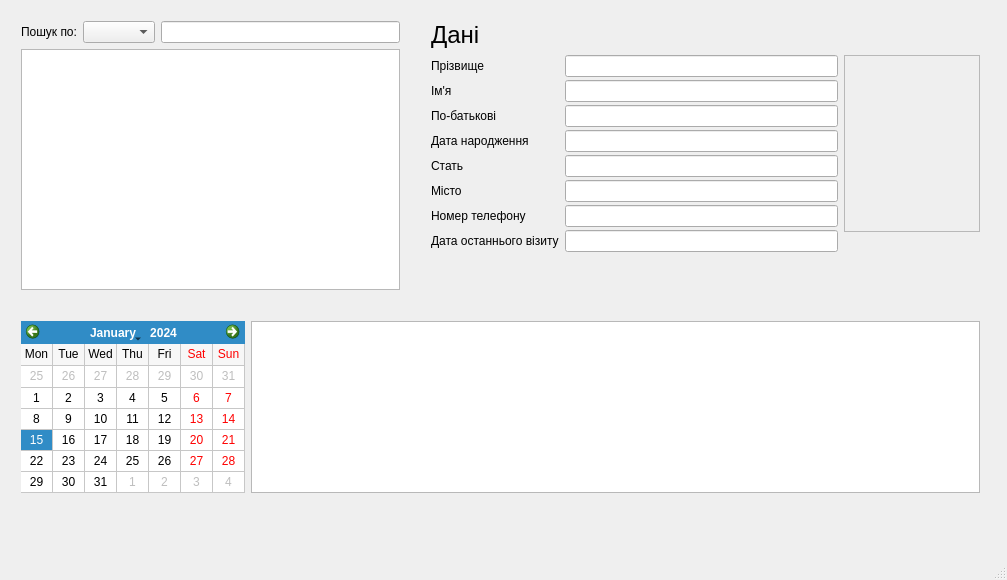
First picture: the form in mainwindow.ui, repository moz6go/NesterDentalClinic, before the edit.
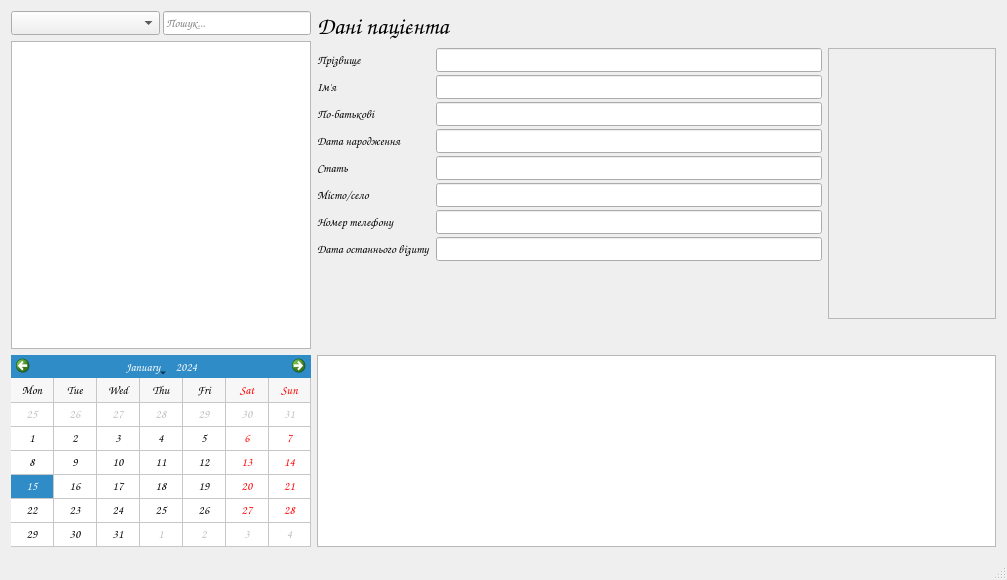
Second picture: the form after the edit. Icons and pictures are not drawn.

```diff
--- a/mainwindow.ui
+++ b/mainwindow.ui
@@ -16,6 +16,11 @@
     <height>580</height>
    </size>
   </property>
+  <property name="font">
+   <font>
+    <family>Comic Sans MS</family>
+   </font>
+  </property>
   <property name="windowTitle">
    <string>MainWindow</string>
   </property>
@@ -26,91 +31,110 @@
    <string/>
   </property>
   <widget class="QWidget" name="centralWidget">
-   <widget class="QWidget" name="">
-    <property name="geometry">
-     <rect>
-      <x>10</x>
-      <y>310</y>
-      <width>981</width>
-      <height>194</height>
-     </rect>
-    </property>
-    <layout class="QHBoxLayout" name="horizontalLayout_2">
+   <layout class="QGridLayout" name="gridLayout">
+    <item row="0" column="0">
+     <layout class="QHBoxLayout" name="horizontalLayout_5">
      <item>
-      <widget class="QCalendarWidget" name="calendarWidget">
-       <property name="sizePolicy">
-        <sizepolicy hsizetype="Fixed" vsizetype="Preferred">
-         <horstretch>0</horstretch>
-         <verstretch>0</verstretch>
-        </sizepolicy>
-       </property>
-       <property name="gridVisible">
-        <bool>true</bool>
-       </property>
-       <property name="horizontalHeaderFormat">
-        <enum>QCalendarWidget::ShortDayNames</enum>
-       </property>
-       <property name="verticalHeaderFormat">
-        <enum>QCalendarWidget::NoVerticalHeader</enum>
-       </property>
-      </widget>
-     </item>
-     <item>
-      <widget class="QTextBrowser" name="textBrowser"/>
-     </item>
-    </layout>
-   </widget>
-   <widget class="QWidget" name="">
-    <property name="geometry">
-     <rect>
-      <x>10</x>
-      <y>10</y>
-      <width>401</width>
-      <height>291</height>
-     </rect>
-    </property>
     <layout class="QVBoxLayout" name="verticalLayout_2">
      <item>
       <layout class="QHBoxLayout" name="horizontalLayout">
+          <property name="spacing">
+           <number>3</number>
+          </property>
        <item>
-        <widget class="QLabel" name="search_lbl">
-         <property name="text">
-          <string>Пошук по:</string>
-         </property>
+           <widget class="QComboBox" name="search_cb">
+            <property name="sizePolicy">
+             <sizepolicy hsizetype="Minimum" vsizetype="Fixed">
+              <horstretch>0</horstretch>
+              <verstretch>0</verstretch>
+             </sizepolicy>
+            </property>
+            <property name="minimumSize">
+             <size>
+              <width>0</width>
+              <height>0</height>
+             </size>
+            </property>
+            <property name="font">
+             <font>
+              <family>Comic Sans MS</family>
+             </font>
+            </property>
         </widget>
        </item>
        <item>
-        <widget class="QComboBox" name="search_combo"/>
-       </item>
-       <item>
-        <widget class="QLineEdit" name="search_line"/>
-       </item>
+           <widget class="QLineEdit" name="search_le">
+            <property name="sizePolicy">
+             <sizepolicy hsizetype="Minimum" vsizetype="Fixed">
+              <horstretch>0</horstretch>
+              <verstretch>0</verstretch>
+             </sizepolicy>
+            </property>
+            <property name="minimumSize">
+             <size>
+              <width>0</width>
+              <height>0</height>
+             </size>
+            </property>
+            <property name="font">
+             <font>
+              <family>Comic Sans MS</family>
+             </font>
+            </property>
+            <property name="placeholderText">
+             <string>Пошук...</string>
+            </property>
+           </widget>
+          </item>
       </layout>
      </item>
      <item>
-      <widget class="QTableView" name="tableView"/>
-     </item>
-    </layout>
-   </widget>
-   <widget class="QWidget" name="">
-    <property name="geometry">
-     <rect>
-      <x>420</x>
-      <y>10</y>
-      <width>571</width>
-      <height>261</height>
-     </rect>
-    </property>
+         <widget class="QTableView" name="patients_table">
+          <property name="sizePolicy">
+           <sizepolicy hsizetype="Fixed" vsizetype="Expanding">
+            <horstretch>0</horstretch>
+            <verstretch>0</verstretch>
+           </sizepolicy>
+          </property>
+          <property name="minimumSize">
+           <size>
+            <width>300</width>
+            <height>0</height>
+           </size>
+          </property>
+          <property name="maximumSize">
+           <size>
+            <width>300</width>
+            <height>16777215</height>
+           </size>
+          </property>
+          <property name="font">
+           <font>
+            <family>Comic Sans MS</family>
+           </font>
+          </property>
+         </widget>
+        </item>
+       </layout>
+      </item>
+      <item>
     <layout class="QVBoxLayout" name="verticalLayout_3">
      <item>
       <widget class="QLabel" name="label_9">
+          <property name="sizePolicy">
+           <sizepolicy hsizetype="Expanding" vsizetype="Preferred">
+            <horstretch>0</horstretch>
+            <verstretch>0</verstretch>
+           </sizepolicy>
+          </property>
        <property name="font">
         <font>
+            <family>Comic Sans MS</family>
          <pointsize>18</pointsize>
         </font>
        </property>
        <property name="text">
-        <string>Дані</string>
+           <string>Дані пацієнта</string>
        </property>
       </widget>
      </item>
@@ -123,76 +147,179 @@
          </property>
          <item row="0" column="0">
           <widget class="QLabel" name="label">
+              <property name="font">
+               <font>
+                <family>Comic Sans MS</family>
+               </font>
+              </property>
            <property name="text">
             <string>Прізвище</string>
            </property>
           </widget>
          </item>
          <item row="0" column="1">
-          <widget class="QLineEdit" name="lineEdit"/>
+             <widget class="QLineEdit" name="surname_le">
+              <property name="font">
+               <font>
+                <family>Comic Sans MS</family>
+               </font>
+              </property>
+              <property name="readOnly">
+               <bool>true</bool>
+              </property>
+             </widget>
          </item>
          <item row="1" column="0">
           <widget class="QLabel" name="label_3">
+              <property name="font">
+               <font>
+                <family>Comic Sans MS</family>
+               </font>
+              </property>
            <property name="text">
             <string>Ім'я</string>
            </property>
           </widget>
          </item>
          <item row="1" column="1">
-          <widget class="QLineEdit" name="lineEdit_2"/>
+             <widget class="QLineEdit" name="name_le">
+              <property name="font">
+               <font>
+                <family>Comic Sans MS</family>
+               </font>
+              </property>
+              <property name="readOnly">
+               <bool>true</bool>
+              </property>
+             </widget>
          </item>
          <item row="2" column="0">
           <widget class="QLabel" name="label_2">
+              <property name="font">
+               <font>
+                <family>Comic Sans MS</family>
+               </font>
+              </property>
            <property name="text">
             <string>По-батькові</string>
            </property>
           </widget>
          </item>
          <item row="2" column="1">
-          <widget class="QLineEdit" name="lineEdit_3"/>
+             <widget class="QLineEdit" name="f_name_le">
+              <property name="font">
+               <font>
+                <family>Comic Sans MS</family>
+               </font>
+              </property>
+              <property name="readOnly">
+               <bool>true</bool>
+              </property>
+             </widget>
          </item>
          <item row="3" column="0">
           <widget class="QLabel" name="label_4">
+              <property name="font">
+               <font>
+                <family>Comic Sans MS</family>
+               </font>
+              </property>
            <property name="text">
             <string>Дата народження</string>
            </property>
           </widget>
          </item>
          <item row="3" column="1">
-          <widget class="QLineEdit" name="lineEdit_4"/>
+             <widget class="QLineEdit" name="b_date_le">
+              <property name="font">
+               <font>
+                <family>Comic Sans MS</family>
+               </font>
+              </property>
+              <property name="readOnly">
+               <bool>true</bool>
+              </property>
+             </widget>
          </item>
          <item row="4" column="0">
           <widget class="QLabel" name="label_5">
+              <property name="font">
+               <font>
+                <family>Comic Sans MS</family>
+               </font>
+              </property>
            <property name="text">
             <string>Стать</string>
            </property>
           </widget>
          </item>
          <item row="4" column="1">
-          <widget class="QLineEdit" name="lineEdit_5"/>
+             <widget class="QLineEdit" name="sex_le">
+              <property name="font">
+               <font>
+                <family>Comic Sans MS</family>
+               </font>
+              </property>
+              <property name="readOnly">
+               <bool>true</bool>
+              </property>
+             </widget>
          </item>
          <item row="5" column="0">
           <widget class="QLabel" name="label_6">
+              <property name="font">
+               <font>
+                <family>Comic Sans MS</family>
+               </font>
+              </property>
            <property name="text">
-            <string>Місто</string>
+               <string>Місто/село</string>
            </property>
           </widget>
          </item>
          <item row="5" column="1">
-          <widget class="QLineEdit" name="lineEdit_6"/>
+             <widget class="QLineEdit" name="city_le">
+              <property name="font">
+               <font>
+                <family>Comic Sans MS</family>
+               </font>
+              </property>
+              <property name="readOnly">
+               <bool>true</bool>
+              </property>
+             </widget>
          </item>
          <item row="6" column="0">
           <widget class="QLabel" name="label_8">
+              <property name="font">
+               <font>
+                <family>Comic Sans MS</family>
+               </font>
+              </property>
            <property name="text">
             <string>Номер телефону</string>
            </property>
           </widget>
          </item>
          <item row="6" column="1">
-          <widget class="QLineEdit" name="lineEdit_7"/>
+             <widget class="QLineEdit" name="tel_number_le">
+              <property name="font">
+               <font>
+                <family>Comic Sans MS</family>
+               </font>
+              </property>
+              <property name="readOnly">
+               <bool>true</bool>
+              </property>
+             </widget>
          </item>
          <item row="7" column="0">
           <widget class="QLabel" name="label_10">
+              <property name="font">
+               <font>
+                <family>Comic Sans MS</family>
+               </font>
+              </property>
            <property name="text">
             <string>Дата останнього візиту</string>
            </property>
@@ -206,6 +333,14 @@
              <verstretch>0</verstretch>
             </sizepolicy>
            </property>
+              <property name="font">
+               <font>
+                <family>Comic Sans MS</family>
+               </font>
+              </property>
+              <property name="readOnly">
+               <bool>true</bool>
+              </property>
           </widget>
          </item>
         </layout>
@@ -220,6 +355,11 @@
              <verstretch>0</verstretch>
             </sizepolicy>
            </property>
+              <property name="font">
+               <font>
+                <family>Comic Sans MS</family>
+               </font>
+              </property>
            <property name="frameShape">
             <enum>QFrame::StyledPanel</enum>
            </property>
@@ -243,7 +383,12 @@
             <number>0</number>
            </property>
            <item>
-            <widget class="QPushButton" name="pushButton">
+               <widget class="QPushButton" name="visit_journal_pb">
+                <property name="font">
+                 <font>
+                  <family>Comic Sans MS</family>
+                 </font>
+                </property>
              <property name="toolTip">
               <string>Журнал відвідувань</string>
              </property>
@@ -272,7 +417,12 @@
             </widget>
            </item>
            <item>
-            <widget class="QPushButton" name="pushButton_2">
+               <widget class="QPushButton" name="toot_card_pb">
+                <property name="font">
+                 <font>
+                  <family>Comic Sans MS</family>
+                 </font>
+                </property>
              <property name="toolTip">
               <string>Зубна картка</string>
              </property>
@@ -301,7 +451,12 @@
             </widget>
            </item>
            <item>
-            <widget class="QPushButton" name="pushButton_3">
+               <widget class="QPushButton" name="edit_client_pb">
+                <property name="font">
+                 <font>
+                  <family>Comic Sans MS</family>
+                 </font>
+                </property>
              <property name="toolTip">
               <string>Редагувати дані пацієнта</string>
              </property>
@@ -331,6 +486,11 @@
            </item>
            <item>
             <spacer name="horizontalSpacer">
+                <property name="font">
+                 <font>
+                  <family>Comic Sans MS</family>
+                 </font>
+                </property>
              <property name="orientation">
               <enum>Qt::Horizontal</enum>
              </property>
@@ -349,17 +509,72 @@
       </layout>
      </item>
     </layout>
-   </widget>
-   <zorder>layoutWidget</zorder>
-   <zorder>layoutWidget</zorder>
-   <zorder>calendarWidget</zorder>
-   <zorder>textBrowser</zorder>
-   <zorder>label_7</zorder>
-   <zorder>label_9</zorder>
-   <zorder>pushButton</zorder>
-   <zorder>pushButton_2</zorder>
-   <zorder>tableView</zorder>
-   <zorder>pushButton_3</zorder>
+      </item>
+     </layout>
+    </item>
+    <item row="1" column="0">
+     <layout class="QHBoxLayout" name="horizontalLayout_2">
+      <item>
+       <widget class="QCalendarWidget" name="calendar">
+        <property name="sizePolicy">
+         <sizepolicy hsizetype="Fixed" vsizetype="Fixed">
+          <horstretch>0</horstretch>
+          <verstretch>0</verstretch>
+         </sizepolicy>
+        </property>
+        <property name="minimumSize">
+         <size>
+          <width>300</width>
+          <height>192</height>
+         </size>
+        </property>
+        <property name="maximumSize">
+         <size>
+          <width>300</width>
+          <height>192</height>
+         </size>
+        </property>
+        <property name="font">
+         <font>
+          <family>Comic Sans MS</family>
+         </font>
+        </property>
+        <property name="gridVisible">
+         <bool>true</bool>
+        </property>
+        <property name="horizontalHeaderFormat">
+         <enum>QCalendarWidget::ShortDayNames</enum>
+        </property>
+        <property name="verticalHeaderFormat">
+         <enum>QCalendarWidget::NoVerticalHeader</enum>
+        </property>
+       </widget>
+      </item>
+      <item>
+       <widget class="QTableWidget" name="events_table">
+        <property name="sizePolicy">
+         <sizepolicy hsizetype="Expanding" vsizetype="Fixed">
+          <horstretch>0</horstretch>
+          <verstretch>0</verstretch>
+         </sizepolicy>
+        </property>
+        <property name="minimumSize">
+         <size>
+          <width>0</width>
+          <height>192</height>
+         </size>
+        </property>
+        <property name="maximumSize">
+         <size>
+          <width>16777215</width>
+          <height>192</height>
+         </size>
+        </property>
+       </widget>
+      </item>
+     </layout>
+    </item>
+   </layout>
   </widget>
   <widget class="QStatusBar" name="statusBar"/>
  </widget>
```
Left out of the diff: 4 changed lines with no effect on the pictures. Lines whose indentation alone changed are shown as unchanged.
